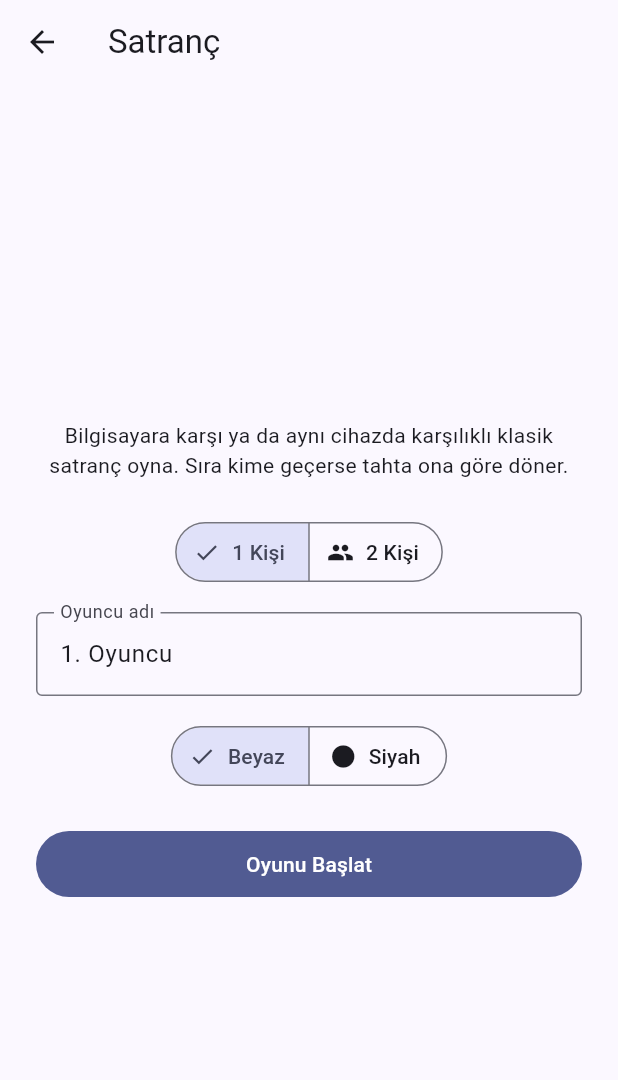
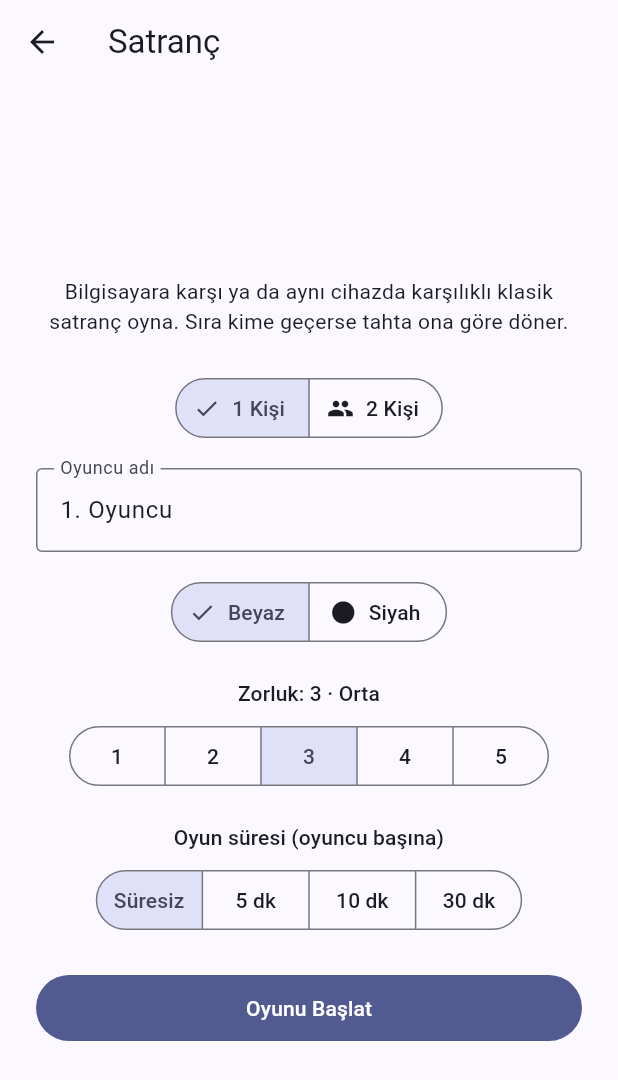
Before and after one commit to ercinnn/oyun, a Flutter app: the ChessSetupScreen screen opened directly, after a tap on "1 Kişi", on a phone screen of 412 x 824 dp. Shown: the top 1080 px of the screen. Run offline on Flutter 3.47's test engine with Material 3 defaults, Android fonts, the phone set to English and light mode, and no system bars; our stand-ins replace audioplayers, flutter_tts, shared_preferences, supabase_flutter; accounts and stored records are empty.

Commit message:
Satranca zorluk seviyesi, değerlendirme çubuğu ve oyun süresi ekle
- Zorluk 1-5 (models/chess_difficulty.dart), yalnızca bilgisayara karşı
  modda. Seviye = arama derinliği değil: motorun ölçülen derinlik başına
  süresi (Dart VM) 1/2/3/4/5 ply için ~15 ms / ~30 ms / ~230 ms / ~1.5 sn /
  ~14 sn ve web'de bunun birkaç katı; arama senkron olduğu için bu süre
  doğrudan arayüzün donması demek. Bu yüzden her seviye hedef derinlik +
  süre bütçesi + hamle atma olasılığını birlikte belirliyor.
- ChessAI artık süre bütçeli iteratif derinleşme yapıyor: 1, 2, 3... ply
  sırayla aranır, bütçe dolunca yarım kalan derinlik iptal edilip tamamlanmış
  son derinliğin hamlesi oynanır. İlk iki seviyede ayrıca belirli bir
  olasılıkla rastgele geçerli hamle oynanır — sığ arama tek başına yeni
  başlayan birinin kazanabileceği bir rakip üretmiyordu.
- Tahtanın solunda dikey değerlendirme çubuğu: beyazın kazanma şansı kadarı
  beyaz, kalanı siyah dolar; her hamlede yumuşak geçişle güncellenir ve tahta
  döndüğünde birlikte döner. Skor, motorun statik değerlendirmesinin lojistik
  dönüşümü; oyun bitince gerçek sonucu gösterir.
- Oyun süresi: Süresiz / 5 / 10 / 30 dk. İki dijital saat, sırası gelen taraf
  vurgulu, son 30 saniyede kırmızı. Süresi biten kaybeder (yeni
  ChessOutcomeReason.timeout).
- Varsayılan Süresiz: çalışan saat her saniye kare planladığı için süreli
  oyunda pumpAndSettle() asla durmuyor; varsayılan süreli olsaydı mevcut
  satranç testleri kilitlenirdi. Saat de Stopwatch/DateTime farkıyla değil
  tık başına düşülerek işliyor, yoksa süre bitimi test edilemezdi.

Co-Authored-By: Claude Opus 5 <noreply@anthropic.com>
Claude-Session: https://claude.ai/code/session_01TpxEkUBfdiLdUM4sV5mkGP

```diff
--- /dev/null
+++ b/lib/models/chess_difficulty.dart
@@ -0,0 +1,54 @@
+/// Bilgisayara karşı oynanan satrançta 1-5 arası zorluk seviyesi.
+///
+/// **Neden seviye = arama derinliği değil?** Motorun derinlik başına ölçülen
+/// süresi (Dart VM, açılış/orta oyun): 1 ply ~15 ms, 2 ply ~30 ms, 3 ply
+/// ~230 ms, 4 ply ~1.5 sn, 5 ply ~14 sn. Web'de (dart2js) bunun birkaç katı
+/// olur ve arama tamamen senkron çalıştığı için o süre boyunca arayüz donar.
+/// Bu yüzden seviye üç ayarı birlikte belirler:
+///
+/// - [searchDepth]: iteratif derinleşmenin ulaşmaya *çalışacağı* derinlik.
+/// - [timeBudget]: aramanın üst sınırı. Bütçe dolduğunda o derinlik iptal
+///   edilir ve tamamlanmış son derinliğin en iyi hamlesi oynanır — yani
+///   yüksek seviyelerde bile arayüz sabit bir süreden fazla donmaz.
+/// - [blunderChance]: yalnızca ilk iki seviyede > 0. Motoru "aptallaştırmanın"
+///   en dürüst yolu: bazen rastgele bir geçerli hamle oynar, böylece yeni
+///   başlayan biri gerçekten kazanabilir. Daha sığ arama tek başına yeterince
+///   zayıf oynamıyordu (1 ply bile taş kazanmayı hep görür).
+enum ChessDifficulty {
+  cokKolay(level: 1, label: 'Çok Kolay', searchDepth: 1, blunderChance: 0.75),
+  kolay(
+    level: 2,
+    label: 'Kolay',
+    searchDepth: 2,
+    timeBudgetMs: 300,
+    blunderChance: 0.35,
+  ),
+  orta(level: 3, label: 'Orta', searchDepth: 3, timeBudgetMs: 700),
+  zor(level: 4, label: 'Zor', searchDepth: 4, timeBudgetMs: 1500),
+  cokZor(level: 5, label: 'Çok Zor', searchDepth: 5, timeBudgetMs: 3000);
+
+  const ChessDifficulty({
+    required this.level,
+    required this.label,
+    required this.searchDepth,
+    this.timeBudgetMs = 0,
+    this.blunderChance = 0.0,
+  });
+
+  /// Kullanıcıya gösterilen 1-5 arası seviye numarası.
+  final int level;
+
+  final String label;
+
+  final int searchDepth;
+
+  /// 0 = sınırsız (yalnızca en sığ seviyede, zaten milisaniyeler sürüyor).
+  final int timeBudgetMs;
+
+  /// 0.0-1.0 arası; motorun en iyi hamle yerine rastgele geçerli bir hamle
+  /// oynama olasılığı.
+  final double blunderChance;
+
+  static ChessDifficulty fromLevel(int level) =>
+      values.firstWhere((d) => d.level == level, orElse: () => orta);
+}
--- a/lib/models/chess_outcome.dart
+++ b/lib/models/chess_outcome.dart
@@ -6,4 +6,7 @@ enum ChessOutcomeReason {
   fiftyMoveRule,
   repetition,
   insufficientMaterial,
+
+  /// Oyuncunun süresi bitti (bkz. ChessController._onClockTick).
+  timeout,
 }
--- /dev/null
+++ b/lib/models/chess_time_control.dart
@@ -0,0 +1,22 @@
+/// Satrançta oyuncu başına düşen toplam süre.
+///
+/// [unlimited] bilerek hem varsayılan hem de listenin ilk seçeneği: platformun
+/// hedef kitlesi için süreli oyun bir tercih, zorunluluk değil. Ayrıca
+/// `ChessController` yalnızca süreli bir oyunda periyodik saat sayacını
+/// kuruyor — süresiz oyunda hiç `Timer` çalışmaz.
+enum ChessTimeControl {
+  unlimited(label: 'Süresiz'),
+  fiveMinutes(label: '5 dk', minutes: 5),
+  tenMinutes(label: '10 dk', minutes: 10),
+  thirtyMinutes(label: '30 dk', minutes: 30);
+
+  const ChessTimeControl({required this.label, this.minutes});
+
+  final String label;
+
+  /// `null` = süre sınırı yok.
+  final int? minutes;
+
+  Duration? get initialTime =>
+      minutes == null ? null : Duration(minutes: minutes!);
+}
--- a/lib/screens/chess_results_screen.dart
+++ b/lib/screens/chess_results_screen.dart
@@ -32,6 +32,7 @@ class ChessResultsScreen extends StatelessWidget {
       ChessOutcomeReason.fiftyMoveRule => '50 hamle kuralı.',
       ChessOutcomeReason.repetition => 'Üç kez tekrar.',
       ChessOutcomeReason.insufficientMaterial => 'Yetersiz taş.',
+      ChessOutcomeReason.timeout => 'Süre bitti.',
       null => '',
     };
   }
--- a/lib/screens/chess_setup_screen.dart
+++ b/lib/screens/chess_setup_screen.dart
@@ -3,8 +3,10 @@ import 'package:provider/provider.dart';
 
 import '../controllers/chess_controller.dart';
 import '../controllers/profile_controller.dart';
+import '../models/chess_difficulty.dart';
 import '../models/chess_mode.dart';
 import '../models/chess_piece.dart';
+import '../models/chess_time_control.dart';
 import '../widgets/player_count_selector.dart';
 
 class ChessSetupScreen extends StatefulWidget {
@@ -21,6 +23,8 @@ class _ChessSetupScreenState extends State<ChessSetupScreen> {
   final _blackNameController = TextEditingController(text: '2. Oyuncu');
   int _playerCount = 2;
   PieceColor _humanColor = PieceColor.white;
+  ChessDifficulty _difficulty = ChessDifficulty.orta;
+  ChessTimeControl _timeControl = ChessTimeControl.unlimited;
 
   @override
   void initState() {
@@ -52,12 +56,15 @@ class _ChessSetupScreenState extends State<ChessSetupScreen> {
             ? _soloNameController.text.trim()
             : 'Bilgisayar',
         humanColor: _humanColor,
+        difficulty: _difficulty,
+        timeControl: _timeControl,
       );
     } else {
       controller.startGame(
         mode: ChessMode.twoPlayer,
         whiteName: _whiteNameController.text.trim(),
         blackName: _blackNameController.text.trim(),
+        timeControl: _timeControl,
       );
     }
   }
@@ -127,6 +134,27 @@ class _ChessSetupScreenState extends State<ChessSetupScreen> {
                             setState(() => _humanColor = selection.first),
                       ),
                     ),
+                    const SizedBox(height: 20),
+                    _SectionLabel(
+                      'Zorluk: ${_difficulty.level} · ${_difficulty.label}',
+                    ),
+                    const SizedBox(height: 8),
+                    Center(
+                      child: SegmentedButton<ChessDifficulty>(
+                        showSelectedIcon: false,
+                        segments: [
+                          for (final level in ChessDifficulty.values)
+                            ButtonSegment(
+                              value: level,
+                              label: Text('${level.level}'),
+                              tooltip: level.label,
+                            ),
+                        ],
+                        selected: {_difficulty},
+                        onSelectionChanged: (selection) =>
+                            setState(() => _difficulty = selection.first),
+                      ),
+                    ),
                   ] else ...[
                     TextFormField(
                       controller: _whiteNameController,
@@ -146,6 +174,24 @@ class _ChessSetupScreenState extends State<ChessSetupScreen> {
                       validator: _validateName,
                     ),
                   ],
+                  const SizedBox(height: 20),
+                  const _SectionLabel('Oyun süresi (oyuncu başına)'),
+                  const SizedBox(height: 8),
+                  Center(
+                    child: SegmentedButton<ChessTimeControl>(
+                      showSelectedIcon: false,
+                      segments: [
+                        for (final control in ChessTimeControl.values)
+                          ButtonSegment(
+                            value: control,
+                            label: Text(control.label),
+                          ),
+                      ],
+                      selected: {_timeControl},
+                      onSelectionChanged: (selection) =>
+                          setState(() => _timeControl = selection.first),
+                    ),
+                  ),
                   const SizedBox(height: 24),
                   FilledButton(
                     onPressed: _startGame,
@@ -163,3 +209,19 @@ class _ChessSetupScreenState extends State<ChessSetupScreen> {
     );
   }
 }
+
+/// Kurulum ekranindaki secici basliklari.
+class _SectionLabel extends StatelessWidget {
+  const _SectionLabel(this.text);
+
+  final String text;
+
+  @override
+  Widget build(BuildContext context) {
+    return Text(
+      text,
+      textAlign: TextAlign.center,
+      style: Theme.of(context).textTheme.labelLarge,
+    );
+  }
+}
--- a/lib/services/chess_ai.dart
+++ b/lib/services/chess_ai.dart
@@ -1,20 +1,19 @@
+import 'dart:math';
+
 import '../models/chess_board.dart';
+import '../models/chess_difficulty.dart';
 import '../models/chess_move.dart';
 import '../models/chess_piece.dart';
 import '../models/chess_square.dart';
 
-/// Ply cinsinden arama derinliği. Kendine has, benzersiz üst düzey isim —
-/// `test/widget_test.dart` tüm controller/model dosyalarını tek dosyada
-/// import ediyor, isim çakışması derleme hatası olurdu (bkz. diğer
-/// oyunların round-count sabitleri için CLAUDE.md'deki aynı kural).
-///
-/// 3 ply seçildi: dallanma faktörü ~35 iken ham arama ağacı 35³≈43k yaprak,
-/// MVV-LVA sıralamalı alfa-beta budamasıyla pratikte çok daha azına iner.
-/// Web'de `dart:isolate`/`compute()` güvenilir olmadığından arama tamamen
-/// senkron çalışır — bkz. `ChessController._makeAiMove`'daki `_generation`
-/// korumalı gecikme, aramanın önce bir frame'in boyanmasına izin vermesi
-/// için.
-const int chessAiSearchDepth = 3;
+/// Zorluk seçilmediğinde kullanılan varsayılan seviye (3 ply, "Orta") —
+/// oyunun ilk sürümündeki tek sabit derinlikle aynı güç.
+const ChessDifficulty chessDefaultDifficulty = ChessDifficulty.orta;
+
+/// Süre bütçesinin kaç düğümde bir kontrol edileceğini belirleyen maske.
+/// `Stopwatch` okumak ucuz ama bedava değil; her düğümde okumak aramayı
+/// gözle görülür yavaşlatıyordu.
+const int _timeCheckNodeMask = 1023;
 
 const int _infinity = 1 << 30;
 const int _mateScore = 1000000;
@@ -110,14 +109,70 @@ const Map<PieceType, List<List<int>>> _pieceSquareTables = {
 };
 
 /// Saf Dart satranç motoru: negamax + alfa-beta budama (minimax'ın
-/// standart tek-fonksiyonlu hâli). Flutter bağımlılığı yok, `ChessBoard`
-/// üzerinde çalışır.
+/// standart tek-fonksiyonlu hâli) + süre bütçeli iteratif derinleşme.
+/// Flutter bağımlılığı yok, `ChessBoard` üzerinde çalışır.
+///
+/// **İteratif derinleşme neden gerekli?** Arama tamamen senkron çalışıyor
+/// (web'de `dart:isolate`/`compute()` güvenilir değil), yani arama süresince
+/// arayüz donuyor. Doğrudan 5 ply aramak ölçümlere göre saniyeler sürüyor.
+/// Bunun yerine 1, 2, 3… ply sırayla aranır ve [ChessDifficulty.timeBudget]
+/// dolduğunda içinde bulunulan derinlik iptal edilip **tamamlanmış son
+/// derinliğin** en iyi hamlesi oynanır. Böylece "Çok Zor" bile sabit bir üst
+/// sınırdan fazla dondurmaz; sığ aramaların tekrar edilmesi ise en iyi
+/// hamlenin bir sonraki derinlikte başa alınmasıyla fazlasıyla telafi olur.
 class ChessAI {
-  ChessMove? findBestMove(ChessBoard board, {int depth = chessAiSearchDepth}) {
+  ChessAI({Random? random}) : _random = random ?? Random();
+
+  /// Testlerin tohumlu bir [Random] verip [ChessDifficulty.blunderChance]
+  /// davranışını belirlenebilir hâle getirebilmesi için enjekte edilebilir.
+  final Random _random;
+
+  Stopwatch? _clock;
+  int _budgetMs = 0;
+  int _nodes = 0;
+  bool _aborted = false;
+
+  ChessMove? findBestMove(
+    ChessBoard board, {
+    ChessDifficulty difficulty = chessDefaultDifficulty,
+  }) {
     final moves = board.legalMoves(board.sideToMove);
     if (moves.isEmpty) return null;
+
+    if (difficulty.blunderChance > 0 &&
+        _random.nextDouble() < difficulty.blunderChance) {
+      return moves[_random.nextInt(moves.length)];
+    }
+
+    _clock = Stopwatch()..start();
+    _budgetMs = difficulty.timeBudgetMs;
+    _nodes = 0;
+    _aborted = false;
+
     _orderMoves(moves);
+    var best = moves.first;
+    for (var depth = 1; depth <= difficulty.searchDepth; depth++) {
+      final result = _searchRoot(board, moves, depth);
+      // Bütçe bu derinliğin ortasında doldu: yarım kalan sonuç güvenilmez,
+      // bir önceki derinliğin hamlesiyle devam edilir.
+      if (result == null) break;
+      best = result;
+      // Bir sonraki derinlikte en iyi hamleyi ilk denemek budamayı
+      // belirgin şekilde hızlandırır.
+      moves
+        ..remove(best)
+        ..insert(0, best);
+    }
+    return best;
+  }
 
+  /// Beyaz açısından santipiyon cinsinden statik değerlendirme; pozitif =
+  /// beyaz önde. Değerlendirme çubuğu (`widgets/chess_evaluation_bar.dart`)
+  /// bunu kullanır, bu yüzden public.
+  int evaluateForWhite(ChessBoard board) =>
+      _evaluate(board, PieceColor.white);
+
+  ChessMove? _searchRoot(ChessBoard board, List<ChessMove> moves, int depth) {
     ChessMove? best;
     var bestScore = -_infinity;
     var alpha = -_infinity;
@@ -126,6 +181,7 @@ class ChessAI {
     for (final move in moves) {
       final child = board.applyMove(move);
       final score = -_negamax(child, depth - 1, -beta, -alpha);
+      if (_aborted) return null;
       if (score > bestScore) {
         bestScore = score;
         best = move;
@@ -135,7 +191,21 @@ class ChessAI {
     return best;
   }
 
+  /// Bütçe dolduysa `true` döner ve aramayı iptal eder. Süre kontrolü her
+  /// düğümde değil, [_timeCheckNodeMask] düğümde bir yapılır.
+  bool get _outOfTime {
+    if (_aborted) return true;
+    if (_budgetMs <= 0) return false;
+    if ((++_nodes & _timeCheckNodeMask) != 0) return false;
+    if (_clock!.elapsedMilliseconds >= _budgetMs) {
+      _aborted = true;
+      return true;
+    }
+    return false;
+  }
+
   int _negamax(ChessBoard board, int depth, int alpha, int beta) {
+    if (_outOfTime) return 0;
     final moves = board.legalMoves(board.sideToMove);
     if (moves.isEmpty) {
       // Daha hızlı matlar tercih edilsin diye skor kalan derinliğe göre
```
Also changed, not shown: lib/controllers/chess_controller.dart (+111 -1 lines), lib/screens/chess_game_screen.dart (+93 -7 lines), lib/widgets/chess_clock_panel.dart (added, +85 -0 lines), lib/widgets/chess_evaluation_bar.dart (added, +137 -0 lines), 2 other files.
